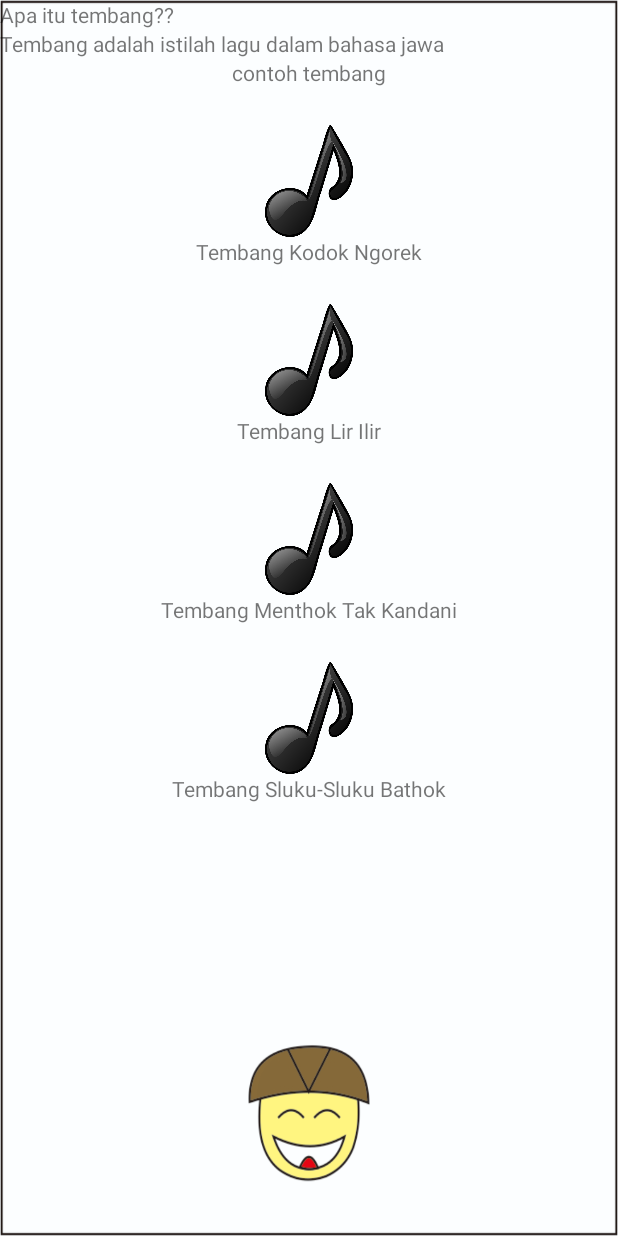
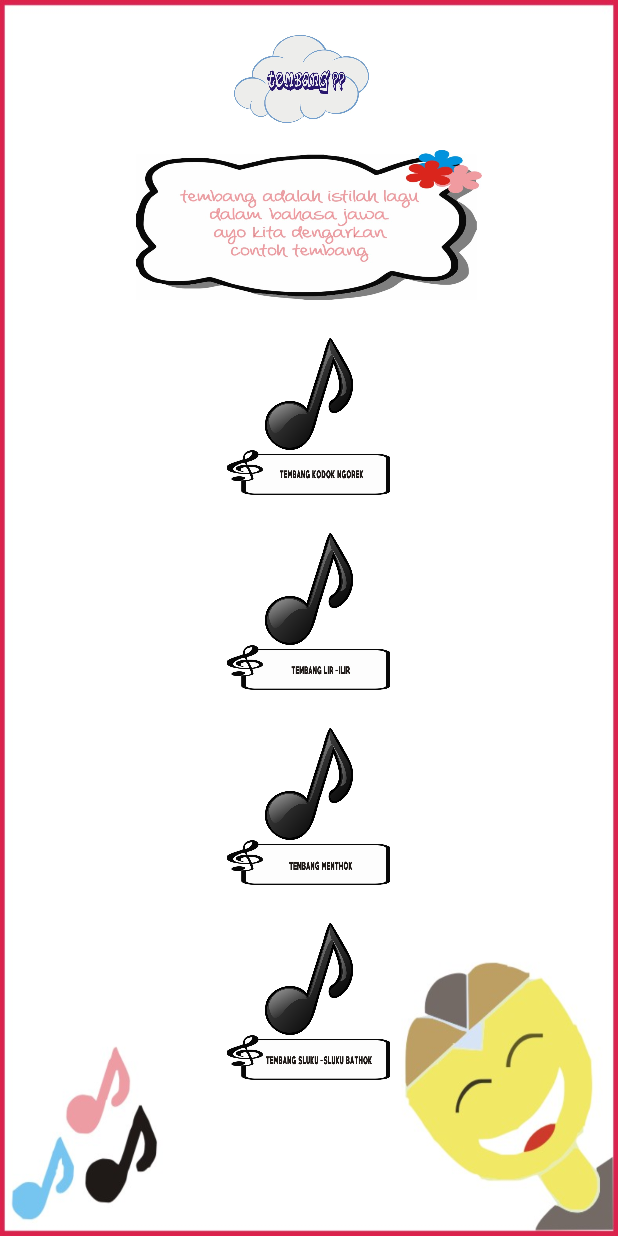
Before and after one commit to rizky30/Project6, an Android app: the TembangMainActivity screen opened directly, with no data from a screen before it, on a phone screen of 412 x 824 dp. Run offline under Robolectric (Android 15) with nearby library versions, the phone set to English and light mode, and no system bars.

Commit message:
update addTembang

```diff
--- a/app/src/main/res/layout/activity_tembang_main.xml
+++ b/app/src/main/res/layout/activity_tembang_main.xml
@@ -3,34 +3,31 @@
     xmlns:tools="http://schemas.android.com/tools"
     android:layout_width="match_parent"
     android:layout_height="match_parent"
-    android:background="@drawable/bgg">
+    android:background="@drawable/bgtembang">
 
     <LinearLayout
         android:layout_width="match_parent"
-    android:layout_height="match_parent"
+        android:layout_height="match_parent"
         android:orientation="vertical"
         android:paddingBottom="10dp"
         android:weightSum="1"
-    tools:context="id.sch.smktelkom_mlg.project.xirpl606152433.belajarjawa.TembangMainActivity">
+        tools:context="id.sch.smktelkom_mlg.project.xirpl606152433.belajarjawa.TembangMainActivity">
 
-        <TextView
-            android:id="@+id/textView4"
-            android:layout_width="wrap_content"
-            android:layout_height="wrap_content"
-            android:text="Apa itu tembang??" />
+        <ImageView
+            android:id="@+id/imageViewApaTembang"
+            android:layout_width="100dp"
+            android:layout_height="100dp"
+            android:layout_gravity="center_horizontal"
+            android:paddingRight="10dp"
+            android:paddingTop="5dp"
+            android:src="@drawable/apatembang" />
 
-        <TextView
-            android:id="@+id/textView5"
-            android:layout_width="wrap_content"
-            android:layout_height="wrap_content"
-            android:text="Tembang adalah istilah lagu dalam bahasa jawa" />
-
-        <TextView
-            android:id="@+id/textView6"
-            android:layout_width="wrap_content"
-            android:layout_height="wrap_content"
+        <ImageView
+            android:id="@+id/imageViewDefinisi"
+            android:layout_width="300dp"
+            android:layout_height="100dp"
             android:layout_gravity="center_horizontal"
-            android:text="contoh tembang" />
+            android:src="@drawable/definisi" />
 
         <ImageView
             android:id="@+id/imageViewKodok"
@@ -40,12 +37,13 @@
             android:paddingTop="25dp"
             android:src="@drawable/note" />
 
-        <TextView
-            android:id="@+id/textViewKodok"
-            android:layout_width="wrap_content"
-            android:layout_height="wrap_content"
+        <ImageView
+            android:id="@+id/imageViewTkodok"
+            android:layout_width="150dp"
+            android:layout_height="30dp"
             android:layout_gravity="center_horizontal"
-            android:text="Tembang Kodok Ngorek" />
+            android:src="@drawable/kodokngorek" />
+
 
         <ImageView
             android:id="@+id/imageViewLir"
@@ -55,12 +53,13 @@
             android:paddingTop="25dp"
             android:src="@drawable/note" />
 
-        <TextView
-            android:id="@+id/textViewLir"
-            android:layout_width="wrap_content"
-            android:layout_height="wrap_content"
+        <ImageView
+            android:id="@+id/imageViewTLirilir"
+            android:layout_width="150dp"
+            android:layout_height="30dp"
             android:layout_gravity="center_horizontal"
-            android:text="Tembang Lir Ilir" />
+            android:src="@drawable/lirilir" />
+
 
         <ImageView
             android:id="@+id/imageViewMenthok"
@@ -70,12 +69,13 @@
             android:paddingTop="25dp"
             android:src="@drawable/note" />
 
-        <TextView
-            android:id="@+id/textViewMenthok"
-            android:layout_width="wrap_content"
-            android:layout_height="wrap_content"
+        <ImageView
+            android:id="@+id/imageViewTMenthok"
+            android:layout_width="150dp"
+            android:layout_height="30dp"
             android:layout_gravity="center_horizontal"
-            android:text="Tembang Menthok Tak Kandani" />
+            android:src="@drawable/menthok" />
+
 
         <ImageView
             android:id="@+id/imageViewSluku"
@@ -85,12 +85,12 @@
             android:paddingTop="25dp"
             android:src="@drawable/note" />
 
-        <TextView
-            android:id="@+id/textViewSluku"
-            android:layout_width="wrap_content"
-            android:layout_height="wrap_content"
+        <ImageView
+            android:id="@+id/imageViewTSluku"
+            android:layout_width="150dp"
+            android:layout_height="30dp"
             android:layout_gravity="center_horizontal"
-            android:text="Tembang Sluku-Sluku Bathok" />
+            android:src="@drawable/sluku" />
 
     </LinearLayout>
 </ScrollView>
```
Also changed, not shown: app/src/main/res/layout/activity_kodok.xml (+31 -27 lines), app/src/main/res/layout/activity_lir.xml (+34 -27 lines), app/src/main/res/layout/activity_menthok.xml (+34 -28 lines), app/src/main/res/layout/activity_sluku.xml (+34 -27 lines), app/src/main/res/drawable/anjing.png (added), app/src/main/res/drawable/apatembang.jpg (added), app/src/main/res/drawable/bgtembang.jpg (added), app/src/main/res/drawable/definisi.jpg (added), app/src/main/res/drawable/kodokngorek.jpg (added), app/src/main/res/drawable/lirilir.jpg (added), app/src/main/res/drawable/menthok.jpg (added), app/src/main/res/drawable/sluku.jpg (added).
